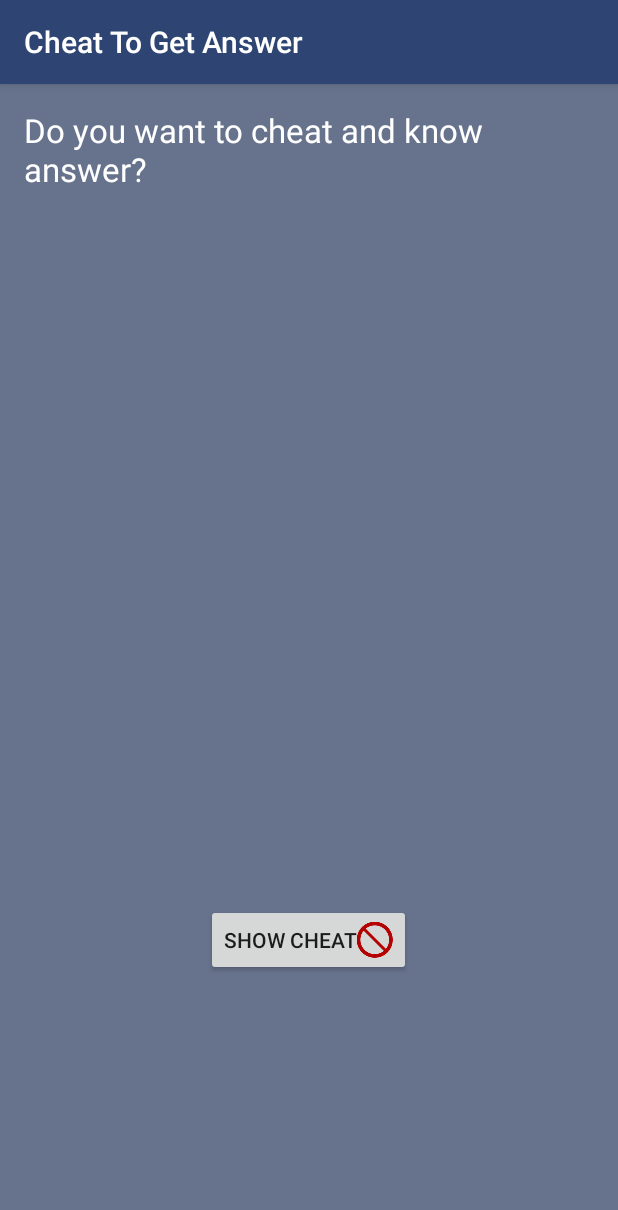
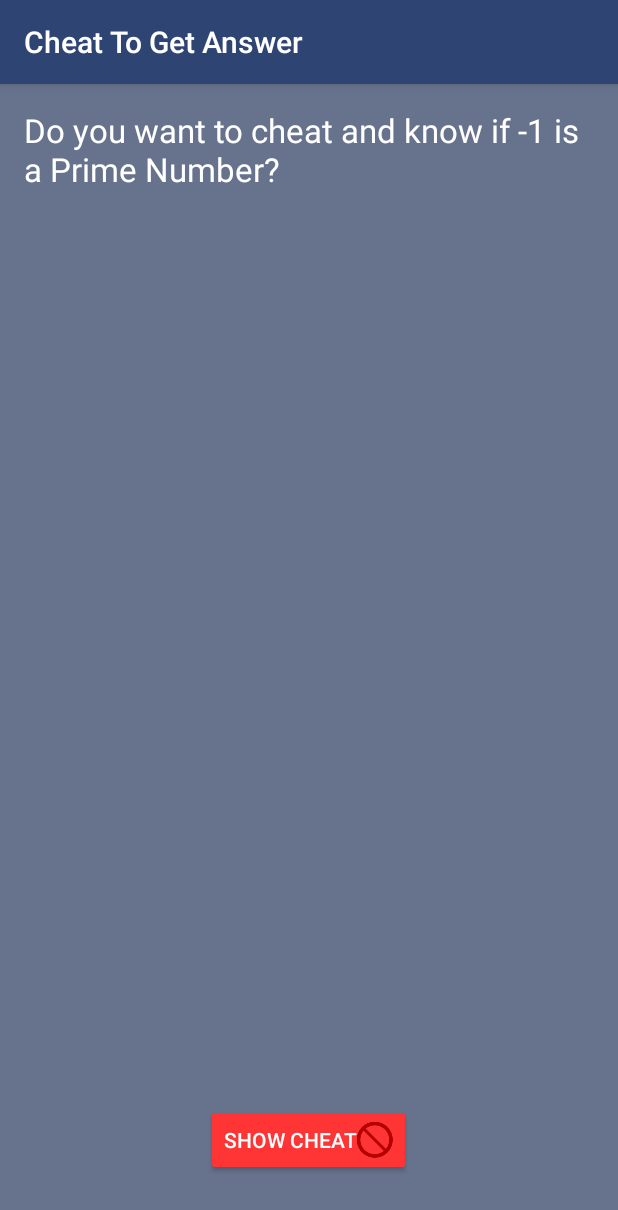
Before and after one commit to mdrwt/MobileComputing, an Android app: the CheatActivity screen opened directly, with no data from a screen before it, on a phone screen of 412 x 824 dp. Shown: the top 1210 px of the screen. Run offline under Robolectric (Android 15) with nearby library versions, the phone set to English and light mode, and no system bars.

Commit message:
Assignment2 upload final

```diff
--- a/Assignment1/app/src/main/java/in/ac/iiitd/madhur15030/assignment1/CheatActivity.java
+++ b/Assignment1/app/src/main/java/in/ac/iiitd/madhur15030/assignment1/CheatActivity.java
@@ -1,15 +1,19 @@
 package in.ac.iiitd.madhur15030.assignment1;
 
 import android.content.Intent;
+import android.graphics.Color;
 import android.os.Bundle;
 import android.support.v7.app.AppCompatActivity;
 import android.support.v7.widget.Toolbar;
 import android.view.View;
+import android.widget.Button;
 import android.widget.TextView;
 
 public class CheatActivity extends AppCompatActivity {
 
     public TextView cheatTV;
+    public Button revealCheatButton;
+
     private static final String STATE_CHEAT_SHOWN = "cheatShown";
     private static final String STATE_RANDOM_INT = "randomInt";
     private boolean cheatShown;
@@ -23,6 +27,7 @@ public class CheatActivity extends AppCompatActivity {
         setSupportActionBar(toolbar);
 
         cheatTV = (TextView) findViewById(R.id.cheatTV);
+        revealCheatButton = (Button)findViewById(R.id.revealCheatButton);
 
         Intent intent = getIntent();
         cheatShown = intent.getBooleanExtra(STATE_CHEAT_SHOWN, false);
@@ -34,6 +39,10 @@ public class CheatActivity extends AppCompatActivity {
         }
         if(cheatShown) {
             showCheat();
+        }
+        else {
+            String msg = getString(R.string.cheat_text_noshown1)+" "+randomInt+" "+getString(R.string.cheat_text_noshown2);
+            cheatTV.setText(msg);
         }
 
     }
@@ -56,6 +65,8 @@ public class CheatActivity extends AppCompatActivity {
         cheatShown=true;
         Intent intent = new Intent();
         intent.putExtra(STATE_CHEAT_SHOWN, true);
+        revealCheatButton.setEnabled(false);
+        revealCheatButton.setTextColor(Color.parseColor("#80bebebe"));
         setResult(RESULT_OK, intent);
     }
 
--- a/Assignment1/app/src/main/java/in/ac/iiitd/madhur15030/assignment1/HintActivity.java
+++ b/Assignment1/app/src/main/java/in/ac/iiitd/madhur15030/assignment1/HintActivity.java
@@ -5,11 +5,13 @@ import android.os.Bundle;
 import android.support.v7.app.AppCompatActivity;
 import android.support.v7.widget.Toolbar;
 import android.view.View;
+import android.widget.Button;
 import android.widget.TextView;
 
 public class HintActivity extends AppCompatActivity {
 
     public TextView hintTV;
+    public Button revealHintButton;
     private static final String STATE_HINT_SHOWN = "hintShown";
     private boolean hintShown;
 
@@ -21,6 +23,7 @@ public class HintActivity extends AppCompatActivity {
         setSupportActionBar(toolbar);
 
         hintTV = (TextView) findViewById(R.id.hintTV);
+        revealHintButton = (Button)findViewById(R.id.revealHintButton);
 
         Intent intent = getIntent();
         hintShown = intent.getBooleanExtra(STATE_HINT_SHOWN, false);
@@ -39,11 +42,11 @@ public class HintActivity extends AppCompatActivity {
         Intent intent = new Intent();
         intent.putExtra(STATE_HINT_SHOWN, true);
         setResult(RESULT_OK, intent);
+        revealHintButton.setEnabled(false);
     }
     public void revealHintTapped(View view) {
         if(!hintShown) {
             showHint();
-
         }
     }
 
--- a/Assignment1/app/src/main/java/in/ac/iiitd/madhur15030/assignment1/MainActivity.java
+++ b/Assignment1/app/src/main/java/in/ac/iiitd/madhur15030/assignment1/MainActivity.java
@@ -38,6 +38,7 @@ public class MainActivity extends AppCompatActivity {
         if(savedInstanceState!=null) {
             randomInt = savedInstanceState.getInt(STATE_RANDOM_INT);
             hintShownMain=savedInstanceState.getBoolean(STATE_HINT_SHOWN);
+            cheatShownMain=savedInstanceState.getBoolean(STATE_CHEAT_SHOWN);
             primeNumberTV.setText(""+randomInt);
             isPrime = checkPrime(randomInt);
         }
@@ -50,6 +51,7 @@ public class MainActivity extends AppCompatActivity {
     protected void onSaveInstanceState(Bundle outState) {
         outState.putInt(STATE_RANDOM_INT, randomInt);
         outState.putBoolean(STATE_HINT_SHOWN, hintShownMain);
+        outState.putBoolean(STATE_CHEAT_SHOWN, cheatShownMain);
 
         super.onSaveInstanceState(outState);
     }
--- a/Assignment1/app/src/main/res/layout-land/activity_main.xml
+++ b/Assignment1/app/src/main/res/layout-land/activity_main.xml
@@ -35,6 +35,7 @@
             android:text="@string/correct"
             android:id="@+id/correctButton"
             android:onClick="isPrimeTapped"
+            android:backgroundTint="#9ef28f"
             android:drawableLeft="@drawable/thumbsup"
             android:layout_marginBottom="105dp"/>
         <Button
@@ -45,6 +46,7 @@
             android:drawableLeft="@drawable/thumbsdown"
             android:onClick="isNotPrimeTapped"
             android:layout_alignEnd="@+id/cheatButton"
+            android:backgroundTint="#ea8e8e"
             android:layout_centerHorizontal="true" />
 
         <Button
@@ -63,9 +65,12 @@
             android:layout_height="wrap_content"
             android:text="@string/showcheat"
             android:id="@+id/cheatButton"
+            android:textColor="#ffffff"
             android:drawableStart="@drawable/cheat"
             android:layout_marginTop="10dp"
             android:onClick="showCheatTapped"
+            android:layout_marginLeft="10dp"
+            android:backgroundTint="#ff3434"
             android:layout_below="@+id/incorrectButton"
             android:layout_toEndOf="@+id/hintButton" />
 
--- a/Assignment1/app/src/main/res/layout-land/content_cheat.xml
+++ b/Assignment1/app/src/main/res/layout-land/content_cheat.xml
@@ -17,19 +17,21 @@
         android:layout_width="wrap_content"
         android:layout_height="wrap_content"
         android:text="@string/showcheat"
+        android:textColor="#ffffff"
         android:id="@+id/revealCheatButton"
         android:onClick="revealCheatTapped"
         android:layout_centerVertical="true"
         android:drawableRight="@drawable/cheat"
         android:layout_alignParentBottom="true"
         android:layout_centerHorizontal="true"
-        android:layout_marginBottom="157dp" />
+        android:layout_marginBottom="24dp"
+        android:backgroundTint="#ff3434"/>
 
     <TextView
         android:layout_width="wrap_content"
         android:layout_height="wrap_content"
         android:textAppearance="?android:attr/textAppearanceLarge"
-        android:text="@string/cheat_text_noshown"
+        android:text="@string/cheat_text_noshown1"
         android:id="@+id/cheatTV"
         android:textColor="#FFFFFF"
         android:layout_alignParentTop="true"
--- a/Assignment1/app/src/main/res/layout-land/content_hint.xml
+++ b/Assignment1/app/src/main/res/layout-land/content_hint.xml
@@ -19,7 +19,7 @@
         android:text="@string/showhint"
         android:id="@+id/revealHintButton"
         android:onClick="revealHintTapped"
-        android:layout_marginBottom="62dp"
+        android:layout_marginBottom="24dp"
         android:drawableRight="@drawable/hint"
         android:layout_alignParentBottom="true"
         android:layout_centerHorizontal="true" />
--- a/Assignment1/app/src/main/res/layout/content_cheat.xml
+++ b/Assignment1/app/src/main/res/layout/content_cheat.xml
@@ -17,19 +17,21 @@
         android:layout_width="wrap_content"
         android:layout_height="wrap_content"
         android:text="@string/showcheat"
+        android:textColor="#ffffff"
         android:id="@+id/revealCheatButton"
         android:onClick="revealCheatTapped"
         android:layout_centerVertical="true"
         android:drawableRight="@drawable/cheat"
         android:layout_alignParentBottom="true"
         android:layout_centerHorizontal="true"
-        android:layout_marginBottom="157dp" />
+        android:layout_marginBottom="24dp"
+        android:backgroundTint="#ff3434" />
 
     <TextView
         android:layout_width="wrap_content"
         android:layout_height="wrap_content"
         android:textAppearance="?android:attr/textAppearanceLarge"
-        android:text="@string/cheat_text_noshown"
+        android:text="@string/cheat_text_noshown1"
         android:id="@+id/cheatTV"
         android:textColor="#FFFFFF"
         android:layout_alignParentTop="true"
--- a/Assignment1/app/src/main/res/layout/content_hint.xml
+++ b/Assignment1/app/src/main/res/layout/content_hint.xml
@@ -23,7 +23,7 @@
         android:drawableRight="@drawable/hint"
         android:layout_alignParentBottom="true"
         android:layout_centerHorizontal="true"
-        android:layout_marginBottom="157dp" />
+        android:layout_marginBottom="24dp" />
 
     <TextView
         android:layout_width="wrap_content"
--- a/Assignment1/app/src/main/res/values/strings.xml
+++ b/Assignment1/app/src/main/res/values/strings.xml
@@ -10,10 +10,11 @@
     <string name="showcheat">Show Cheat</string>
     <string name="result_correct">Correct answer</string>
     <string name="result_incorrect">Incorrect answer</string>
-    <string name="title_activity_hint">Get Hint</string>
+    <string name="title_activity_hint">Get Hint for question</string>
 
     <string name="hint_text_noshown">Do you want hint?</string>
-    <string name="cheat_text_noshown">Do you want to cheat and know answer?</string>
+    <string name="cheat_text_noshown1">Do you want to cheat and know if</string>
+    <string name="cheat_text_noshown2">is a Prime Number?</string>
 
     <string name="hint_text">A prime number (or a prime) is a natural number greater than 1 that has no positive divisors other than 1 and itself. A natural number greater than 1 that is not a prime number is called a composite number.</string>
     <string name="cheat_answer_is_prime"> is a Prime Number</string>
```
Also changed, not shown: Assignment1/app/src/main/res/layout/activity_main.xml (+7 -2 lines).
